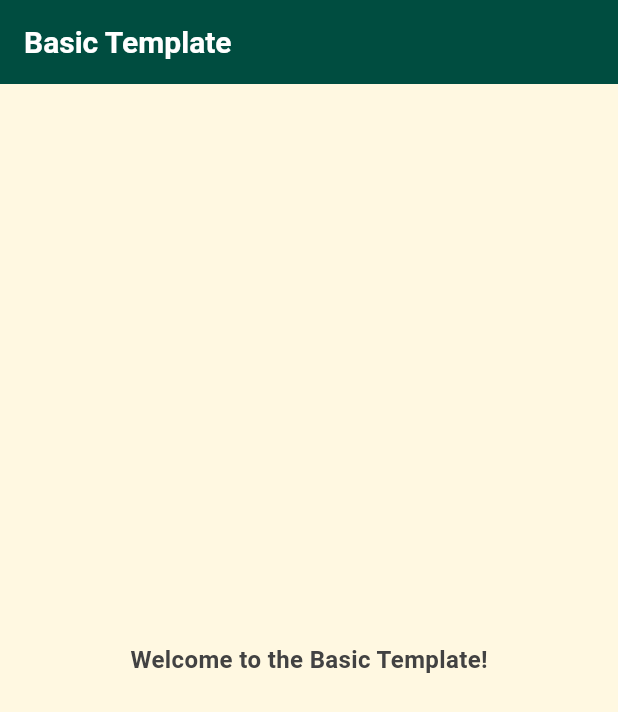
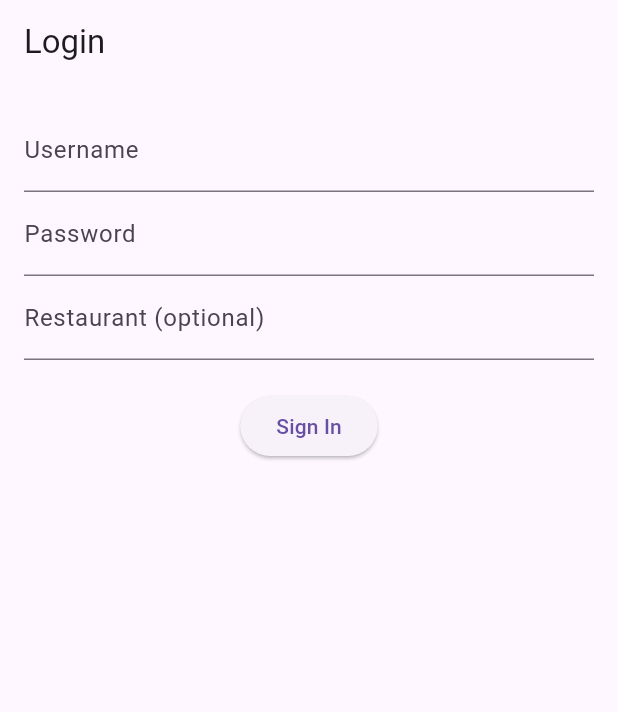
Before and after one commit to Urs-flutter-by/app_waiter, a Flutter app: the screen it shows after launch, on a phone screen of 412 x 824 dp. Shown: the top 712 px of the screen. Run offline on Flutter 3.47's test engine with Material 3 defaults, Android fonts, the light colour scheme and no system bars; our stand-ins replace dio, flutter_riverpod, logger, riverpod; Roboto replaces fonts that are missing (PlayfairDisplay).

Commit message:
Add auth feature for waiter app

```diff
--- a/lib/src/app/app.dart
+++ b/lib/src/app/app.dart
@@ -1,5 +1,5 @@
 import 'package:flutter/material.dart';
-import 'package:basic_template/src/features/feature_1/presentation/pages/home_page.dart';
+import 'package:basic_template/src/features/auth/presentation/pages/home_page.dart';
 import 'theme/app_theme.dart';
 
 class MyApp extends StatelessWidget {
--- a/lib/src/app/bootstrap.dart
+++ b/lib/src/app/bootstrap.dart
@@ -1,6 +1,7 @@
 import 'package:flutter/material.dart';
 import 'package:flutter_riverpod/flutter_riverpod.dart';
 import 'package:basic_template/src/core/utils/logger.dart'; // Настройка логгера
+import '../features/feature_2/presentation/pages/login_screen.dart';
 import 'app.dart';
 
 Future<void> bootstrap() async {
@@ -27,3 +28,16 @@ Future<void> initializeServices() async {
   // Здесь можно добавить инициализацию сервисов (API, базы данных и т.д.)
   AppLogger.logInfo('Initializing services...');
 }
+
+class MyApp extends StatelessWidget {
+  const MyApp({super.key});
+
+  @override
+  Widget build(BuildContext context) {
+    return MaterialApp(
+      title: 'Waiter App',
+      theme: ThemeData(primarySwatch: Colors.blue),
+      home: LoginScreen(), // Стартуем с экрана авторизации
+    );
+  }
+}
--- /dev/null
+++ b/lib/src/features/auth/data/repositories/auth_repository_impl.dart
@@ -0,0 +1,25 @@
+import '../../../../core/data/repositories/base_repository.dart';
+import '../../domain/entities/waiter.dart';
+import '../../domain/repositories /auth_repository.dart';
+import '../models/waiter_model.dart';
+
+// класс реализации авторизации, обращается непосредственно к серверу
+class AuthRepositoryImpl extends BaseRepository implements AuthRepository {
+  AuthRepositoryImpl({required super.dio});
+
+  @override
+  Future<Waiter> signIn(String username, String password, String? restaurantName) async {
+    final requestData = {
+      'username': username,
+      'password': password,
+      if (restaurantName != null) 'restaurantName': restaurantName,
+    };
+    final response = await postRequest('/auth/login', requestData); // Используем метод из BaseRepository
+    final waiterModel = WaiterModel.fromJson(response);
+    return Waiter(
+      id: waiterModel.id,
+      username: waiterModel.username,
+      restaurantId: waiterModel.restaurantId,
+    );
+  }
+}
--- /dev/null
+++ b/lib/src/features/auth/domain/entities/waiter.dart
@@ -0,0 +1,12 @@
+// сущность - Официант
+class Waiter {
+  final String id;
+  final String username;
+  final String restaurantId;
+
+  Waiter({
+    required this.id,
+    required this.username,
+    required this.restaurantId,
+  });
+}
--- /dev/null
+++ b/lib/src/features/auth/domain/repositories /auth_repository.dart
@@ -0,0 +1,10 @@
+import '../entities/waiter.dart';
+
+// интерфейс для работы с авторизацией
+// описывает правила договора
+// возвращает объект Waiter
+// SignInUseCase - обращается к этому интерфейсу
+abstract class AuthRepository {
+  Future<Waiter> signIn(
+      String username, String password, String? restaurantName);
+}
--- /dev/null
+++ b/lib/src/features/auth/domain/usecases/sign_in.dart
@@ -0,0 +1,16 @@
+import '../entities/waiter.dart';
+import '../repositories /auth_repository.dart';
+
+//организует процесс авторизации, и делегирует задачу "хранилищу" (AuthRepository)
+// Страница(LoginScreen) через провайдер вызывает этот класс,
+// передавая логин и пароль, а он возвращает Waiter.
+
+class SignInUseCase {
+  final AuthRepository repository;
+
+  SignInUseCase(this.repository);
+
+  Future<Waiter> call(String username, String password, String? restaurantName) async {
+    return await repository.signIn(username, password, restaurantName);
+  }
+}
--- /dev/null
+++ b/lib/src/features/auth/presentation/providers/auth_provider.dart
@@ -0,0 +1,41 @@
+import 'package:flutter_riverpod/flutter_riverpod.dart';
+import '../../../../core/providers/dio_provider.dart';
+import '../../data/repositories/auth_repository_impl.dart';
+import '../../domain/entities/waiter.dart';
+import '../../domain/repositories /auth_repository.dart';
+import '../../domain/usecases/sign_in.dart';
+
+final authRepositoryProvider = Provider<AuthRepository>((ref) {
+  return AuthRepositoryImpl(dio: ref.read(dioProvider));
+});
+
+final signInUseCaseProvider = Provider<SignInUseCase>((ref) {
+  return SignInUseCase(ref.read(authRepositoryProvider));
+});
+
+
+// диспетчер", который следит за состоянием авторизации (загрузка, успех, ошибка)
+// страница LoginScreen "слушает" authProvider
+final authProvider =
+    StateNotifierProvider<AuthNotifier, AsyncValue<Waiter?>>((ref) {
+  return AuthNotifier(ref.read(signInUseCaseProvider));
+});
+
+
+// обновляет состояние по нажатию кнопки "Войти"
+class AuthNotifier extends StateNotifier<AsyncValue<Waiter?>> {
+  final SignInUseCase signInUseCase;
+
+  AuthNotifier(this.signInUseCase) : super(const AsyncValue.data(null));
+
+  Future<void> signIn(
+      String username, String password, String? restaurantName) async {
+    state = const AsyncValue.loading();
+    try {
+      final waiter = await signInUseCase(username, password, restaurantName);
+      state = AsyncValue.data(waiter);
+    } catch (e, stack) {
+      state = AsyncValue.error(e, stack);
+    }
+  }
+}
--- /dev/null
+++ b/lib/src/features/feature_2/presentation/pages/login_screen.dart
@@ -0,0 +1,64 @@
+import 'package:flutter/material.dart';
+import 'package:flutter_riverpod/flutter_riverpod.dart';
+
+import '../../../../core/widgets/async_value_widget.dart';
+import '../../../auth/domain/entities/waiter.dart';
+import '../../../auth/presentation/providers/auth_provider.dart';
+
+class LoginScreen extends ConsumerWidget {
+  final _usernameController = TextEditingController();
+  final _passwordController = TextEditingController();
+  final _restaurantController = TextEditingController();
+
+  LoginScreen({super.key});
+
+  @override
+  Widget build(BuildContext context, WidgetRef ref) {
+    final authState = ref.watch(authProvider);
+
+    return Scaffold(
+      appBar: AppBar(title: const Text('Login')),
+      body: Padding(
+        padding: const EdgeInsets.all(16.0),
+        child: Column(
+          children: [
+            TextField(
+              controller: _usernameController,
+              decoration: const InputDecoration(labelText: 'Username'),
+            ),
+            TextField(
+              controller: _passwordController,
+              decoration: const InputDecoration(labelText: 'Password'),
+              obscureText: true,
+            ),
+            TextField(
+              controller: _restaurantController,
+              decoration:
+                  const InputDecoration(labelText: 'Restaurant (optional)'),
+            ),
+            const SizedBox(height: 20),
+            ElevatedButton(
+              onPressed: () {
+                ref.read(authProvider.notifier).signIn(
+                      _usernameController.text,
+                      _passwordController.text,
+                      _restaurantController.text.isEmpty
+                          ? null
+                          : _restaurantController.text,
+                    );
+              },
+              child: const Text('Sign In'),
+            ),
+            const SizedBox(height: 20),
+            AsyncValueWidget<Waiter?>(
+              value: authState,
+              data: (waiter) => waiter != null
+                  ? Text('Welcome, ${waiter.username}!')
+                  : const SizedBox.shrink(),
+            ),
+          ],
+        ),
+      ),
+    );
+  }
+}
--- a/pubspec.yaml
+++ b/pubspec.yaml
@@ -34,6 +34,7 @@ dependencies:
   riverpod: ^2.6.1
   logger: ^2.5.0
   dio: ^5.8.0+1
+  json_annotation: ^4.9.0
 
 
   # The following adds the Cupertino Icons font to your application.
@@ -43,6 +44,8 @@ dependencies:
 dev_dependencies:
   flutter_test:
     sdk: flutter
+  build_runner: ^2.4.15
+  json_serializable: ^6.9.4
 
   # The "flutter_lints" package below contains a set of recommended lints to
   # encourage good coding practices. The lint set provided by the package is
```
Also changed, not shown: lib/src/features/auth/data/models/waiter_model.dart (added, +19 -0 lines), lib/src/features/feature_2/presentation/pages/home_page.dart (added, +20 -0 lines), lib/src/features/auth/data/models/waiter_model.g.dart (added), lib/src/features/auth/presentation/pages/home_page.dart (renamed from lib/src/features/feature_1/presentation/pages/home_page.dart), pubspec.lock, 128 other files.
